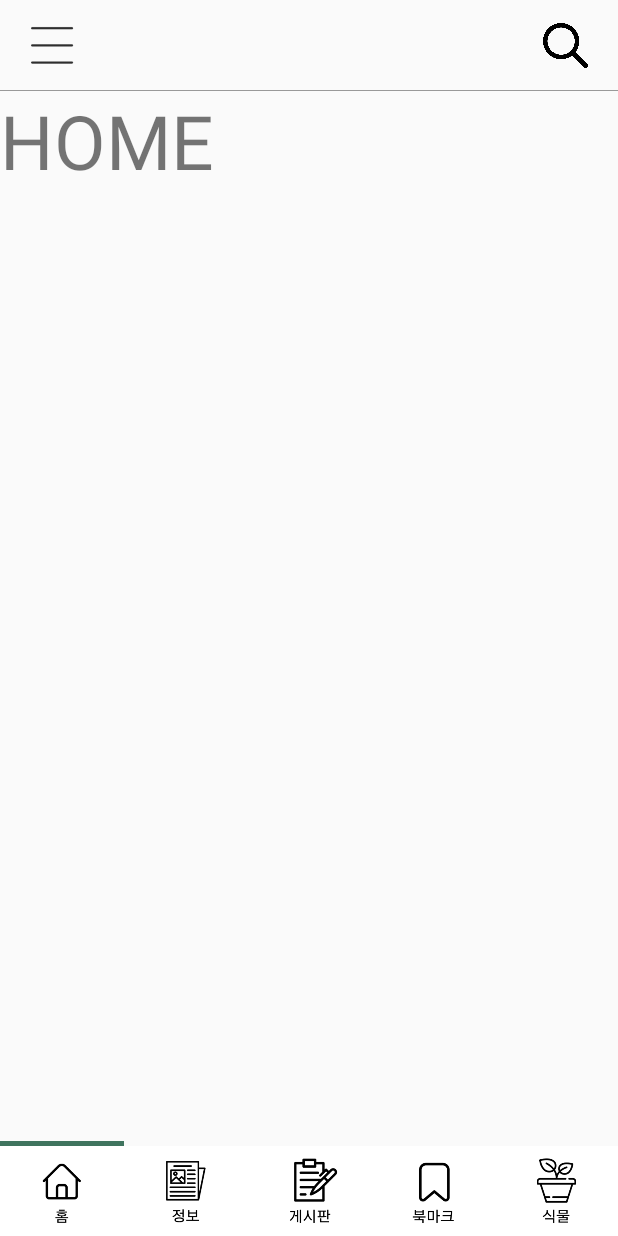
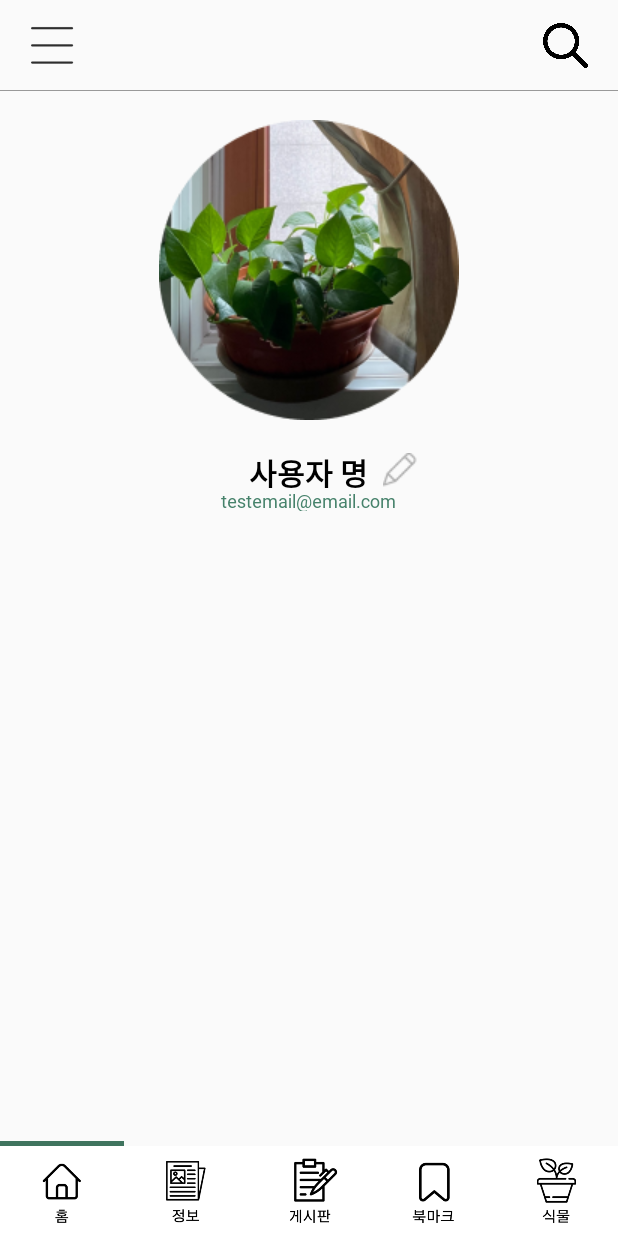
Before and after one commit to mju-teamproject-44/BlueLeaf, an Android app: the screen it shows after launch once a user with an empty profile is signed in (MainActivity), on a phone screen of 412 x 824 dp. Run offline under Robolectric (Android 15) with nearby library versions, the phone set to English and light mode, and no system bars; our stand-ins replace Firebase (no records; nobody signed in at launch, a user with empty details on screens opened directly), data binding.

Commit message:
DESIGN : HomeFragment 사진 및 사용자 데이터 추가
아래 항목을 추가
- 프로필 이미지
- 사용자 명
- 사용자 이메일

```diff
--- a/app/src/main/java/com/example/blueleaf/fragments/HomeFragment.kt
+++ b/app/src/main/java/com/example/blueleaf/fragments/HomeFragment.kt
@@ -21,6 +21,9 @@ class HomeFragment : Fragment() {
 
         binding = DataBindingUtil.inflate(inflater, R.layout.fragment_home, container, false)
 
+
+
+        //Navigate
         binding.homeTab.setOnClickListener(){
 
         }
--- a/app/src/main/res/layout/fragment_home.xml
+++ b/app/src/main/res/layout/fragment_home.xml
@@ -8,15 +8,122 @@
         tools:context=".fragments.HomeFragment">
 
         <!-- TODO: Update blank fragment layout -->
-        <TextView
-            android:layout_width="match_parent"
-            android:layout_height="match_parent"
-            android:text="HOME"
-            android:textSize="50sp"/>
 
         <androidx.constraintlayout.widget.ConstraintLayout
             android:layout_width="match_parent"
             android:layout_height="match_parent">
+
+            <RelativeLayout
+                android:id="@+id/linearLayout3"
+
+                app:layout_constraintEnd_toEndOf="parent"
+                app:layout_constraintStart_toStartOf="parent"
+                app:layout_constraintTop_toTopOf="parent"
+
+                android:layout_width="match_parent"
+                android:layout_height="wrap_content">
+
+                <ImageView
+                    android:id="@+id/home_profile_imageview"
+
+                    android:src="@drawable/home_profile"
+
+                    android:layout_centerHorizontal="true"
+                    android:layout_alignParentTop="true"
+                    android:layout_marginTop="20dp"
+
+                    android:layout_width="200dp"
+                    android:layout_height="200dp">
+                </ImageView>
+
+                <TextView
+                    android:id="@+id/home_username_textview"
+                    android:visibility="visible"
+
+                    android:text="사용자 명"
+                    android:textColor="@color/black"
+                    android:textSize="20sp"
+                    android:textStyle="bold"
+                    android:fontFamily="@font/korail_round_gothic_bold"
+
+                    android:gravity="center"
+
+                    android:layout_centerHorizontal="true"
+                    android:layout_below="@id/home_profile_imageview"
+                    android:layout_marginTop="20dp"
+
+                    android:layout_width="wrap_content"
+                    android:layout_height="25dp">
+                </TextView>
+
+                <EditText
+                    android:id="@+id/home_username_edittext"
+                    android:visibility="gone"
+
+                    android:text="사용자 명"
+                    android:textColor="@color/black"
+                    android:textSize="20sp"
+                    android:textStyle="bold"
+                    android:fontFamily="@font/korail_round_gothic_bold"
+
+                    android:gravity="center"
+
+                    android:layout_centerHorizontal="true"
+                    android:layout_below="@id/home_profile_imageview"
+                    android:layout_marginTop="20dp"
+
+                    android:layout_width="wrap_content"
+                    android:layout_height="25dp">
+                </EditText>
+
+                <ImageView
+                    android:id="@+id/home_edit_emageview"
+                    android:visibility="visible"
+
+                    android:src="@drawable/home_icon_pen"
+
+                    android:layout_toEndOf="@id/home_username_textview"
+                    android:layout_alignBottom="@id/home_username_textview"
+                    android:layout_marginLeft="10dp"
+
+                    android:layout_width="wrap_content"
+                    android:layout_height="wrap_content">
+                </ImageView>
+
+                <ImageView
+                    android:id="@+id/home_save_emageview"
+                    android:visibility="gone"
+
+                    android:src="@drawable/home_icon_pen"
+
+                    android:layout_toEndOf="@id/home_username_textview"
+                    android:layout_alignBottom="@id/home_username_textview"
+                    android:layout_marginLeft="10dp"
+
+                    android:layout_width="wrap_content"
+                    android:layout_height="wrap_content">
+                </ImageView>
+
+                <TextView
+                    android:id="@+id/home_email_textview"
+
+                    android:text="testemail@email.com"
+                    android:textSize="12sp"
+                    android:textColor="#46826B"
+                    android:fontFamily="@font/korail_round_gothic_light"
+
+                    android:layout_centerHorizontal="true"
+                    android:layout_below="@id/home_username_textview"
+                    android:layout_marginTop="0dp"
+
+                    android:layout_width="wrap_content"
+                    android:layout_height="15dp">
+                </TextView>
+
+            </RelativeLayout>
+
+
+
 
             <LinearLayout
                 android:layout_width="match_parent"
```
Also changed, not shown: app/src/main/res/drawable/home_icon_pen.png (added), app/src/main/res/drawable/home_profile.png (added).
